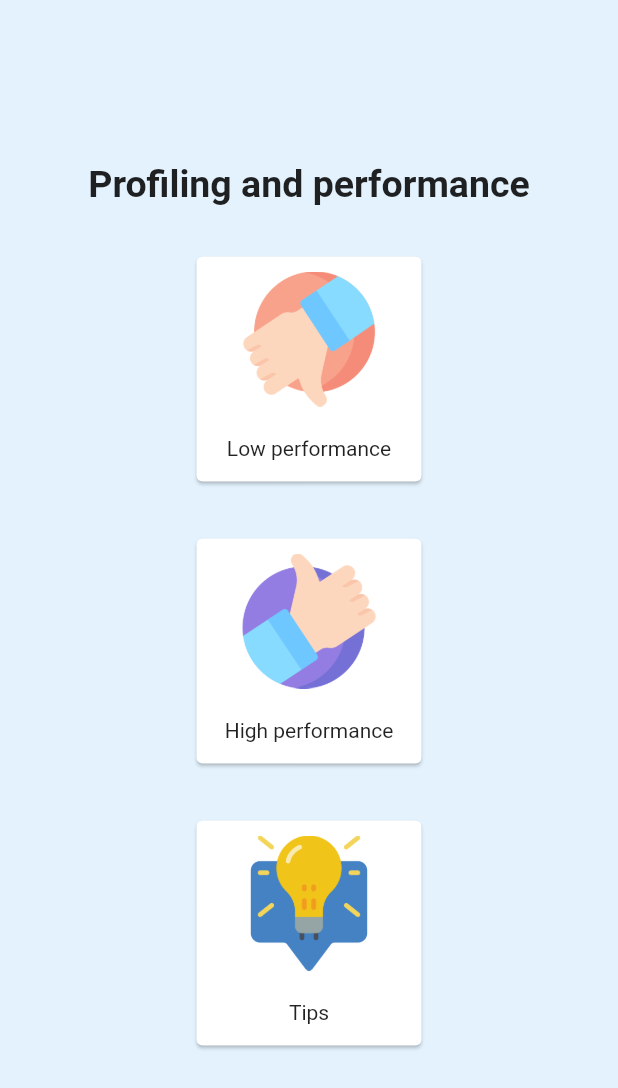
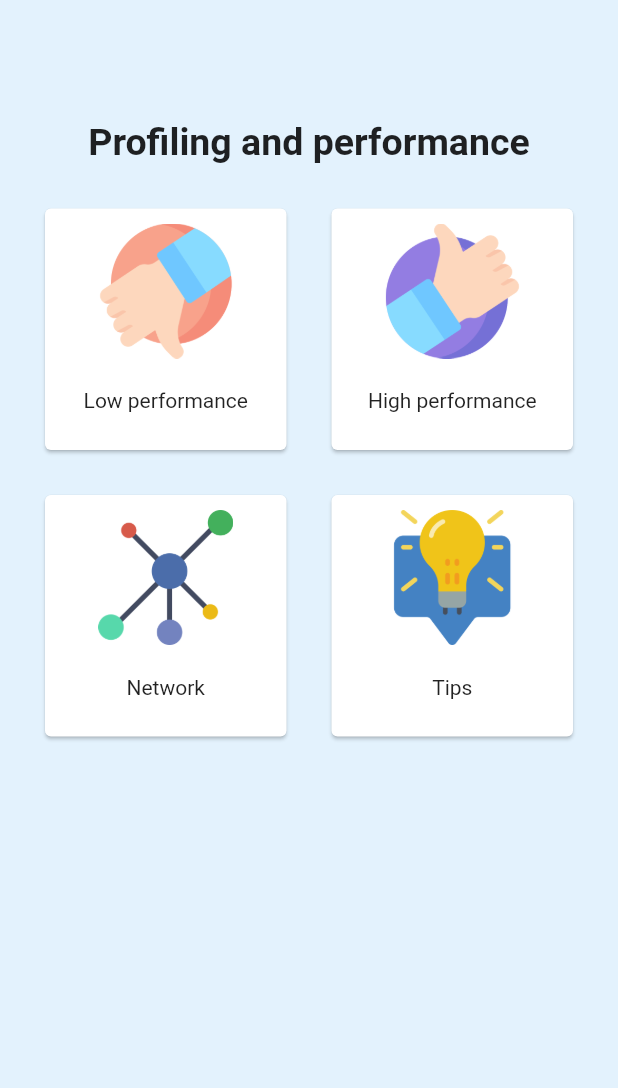
Before and after one commit to somosaleteo/example_profiling, a Flutter app: the screen it shows after launch, on a phone screen of 412 x 824 dp. Shown: the top 1088 px of the screen. Run offline on Flutter 3.47's test engine with Material 2 defaults, Android fonts, the light colour scheme and no system bars.

Commit message:
Se agrega opcion de network

```diff
--- a/lib/main.dart
+++ b/lib/main.dart
@@ -1,5 +1,6 @@
 import 'package:example_profiling/ui/pages/example/high_performance_page.dart';
 import 'package:example_profiling/ui/pages/example/low_performance_page.dart';
+import 'package:example_profiling/ui/pages/example/network_page.dart';
 import 'package:example_profiling/ui/pages/my_home_page.dart';
 import 'package:flutter/material.dart';
 
@@ -18,9 +19,10 @@ class MyApp extends StatelessWidget {
         primarySwatch: Colors.blue,
       ),
       routes: {
-        'home': (context) => const MyHomePage(),
+        'home': (context) =>  MyHomePage(),
         'lowPerformance': (context) => const LowePerformancePage(),
         'highPerformance': (context) => const HighPerformancePage(),
+        'network': (context) => const NetworkPage(),
       },
       initialRoute: 'home',
     );
--- /dev/null
+++ b/lib/ui/pages/example/network_page.dart
@@ -0,0 +1,22 @@
+import 'package:flutter/material.dart';
+
+class NetworkPage extends StatelessWidget {
+  const NetworkPage({super.key});
+
+  @override
+  Widget build(BuildContext context) {
+    return  Scaffold(
+      appBar: AppBar(
+        title: const Text('Network'),
+        automaticallyImplyLeading: true,
+      ),
+      // body: Container(),
+      body: Column(
+        children: [
+          Image.network('https://cdn.pixabay.com/photo/2023/04/24/03/16/camping-7947056_1280.jpg'),
+          Image.network('https://cdn.pixabay.com/photo/2023/05/01/13/12/tree-7963026_1280.jpg'),
+        ],
+      ),
+    );
+  }
+}
--- a/lib/ui/pages/my_home_page.dart
+++ b/lib/ui/pages/my_home_page.dart
@@ -3,43 +3,63 @@ import 'package:flutter/material.dart';
 import '../widgets/card_option_widget.dart';
 
 class MyHomePage extends StatelessWidget {
-  const MyHomePage({super.key});
-
+  MyHomePage({super.key});
+  final List<Map<String, String>> listOptions = [
+    {
+      'urlImage': 'assets/images/negativo.png',
+      'title': 'Low performance',
+      'pageName': 'lowPerformance',
+    },
+    {
+      'urlImage': 'assets/images/positivo.png',
+      'title': 'High performance',
+      'pageName': 'highPerformance',
+    },
+    {
+      'urlImage': 'assets/images/red.png',
+      'title': 'Network',
+      'pageName': 'network',
+    },
+    {
+      'urlImage': 'assets/images/tips.png',
+      'title': 'Tips',
+      'pageName': 'tips',
+    },
+  ];
   @override
   Widget build(BuildContext context) {
     return Scaffold(
       backgroundColor: Colors.blue[50],
-      body: Center(
-        child: Column(
-          mainAxisAlignment: MainAxisAlignment.center,
-          children: const [
-            Text(
+      body: Column(
+        mainAxisAlignment: MainAxisAlignment.center,
+        children: [
+          const Padding(
+            padding: EdgeInsets.only(top: 80),
+            child: Text(
               'Profiling and performance',
               style: TextStyle(
                 fontSize: 25,
                 fontWeight: FontWeight.bold,
               ),
             ),
-            SizedBox(
-              height: 15,
+          ),
+          Expanded(
+            child: GridView.builder(
+              padding: const EdgeInsets.all(15),
+              gridDelegate: const SliverGridDelegateWithFixedCrossAxisCount(
+                crossAxisCount: 2,
+              ),
+              itemCount: listOptions.length,
+              itemBuilder: (BuildContext context, int index) {
+                return CardOptionWidget(
+                  urlImage: listOptions[index]['urlImage'] ?? '',
+                  title: listOptions[index]['title'] ?? '',
+                  pageName: listOptions[index]['pageName'] ?? '',
+                );
+              },
             ),
-            CardOptionWidget(
-              urlImage: 'assets/images/negativo.png',
-              title: 'Low performance',
-              pageName: 'lowPerformance',
-            ),
-            CardOptionWidget(
-              urlImage: 'assets/images/positivo.png',
-              title: 'High performance',
-              pageName: 'highPerformance',
-            ),
-            CardOptionWidget(
-              urlImage: 'assets/images/tips.png',
-              title: 'Tips',
-              pageName: 'tips',
-            )
-          ],
-        ),
+          ),
+        ],
       ),
     );
   }
--- a/lib/ui/widgets/card_option_widget.dart
+++ b/lib/ui/widgets/card_option_widget.dart
@@ -12,14 +12,10 @@ class CardOptionWidget extends StatelessWidget {
   final String pageName;
   @override
   Widget build(BuildContext context) {
-    return Padding(
-      padding: const EdgeInsets.all(15.0),
-      child: InkWell(
+    return GestureDetector(
       onTap: () => Navigator.pushNamed(context, pageName),
       child: Card(
-          child: SizedBox(
-            width: 150,
-            height: 150,
+        margin: const EdgeInsets.all(15),
         child: Padding(
           padding: const EdgeInsets.all(10.0),
           child: Column(
@@ -36,8 +32,6 @@ class CardOptionWidget extends StatelessWidget {
           ),
         ),
       ),
-        ),
-      ),
     );
   }
 }
--- a/lib/ui/widgets/item_list_widget.dart
+++ b/lib/ui/widgets/item_list_widget.dart
@@ -8,10 +8,8 @@ class ItemListWidget extends StatelessWidget {
 
   @override
   Widget build(BuildContext context) {
-    return ColoredBox(
-      color: Color((math.Random().nextDouble() * 0xFFFFFF).toInt())
-          .withOpacity(1.0),
-      child: SizedBox(
+    return Container(
+      color: Colors.primaries[index % Colors.primaries.length],
       height: 60,
       child: Center(
         child: Text(
@@ -23,7 +21,6 @@ class ItemListWidget extends StatelessWidget {
           ),
         ),
       ),
-      ),
     );
   }
 }
--- a/pubspec.yaml
+++ b/pubspec.yaml
@@ -61,6 +61,7 @@ flutter:
   # To add assets to your application, add an assets section, like this:
   assets:
     - assets/images/
+    - assets/videos/
   #   - images/a_dot_ham.jpeg
 
   # An image asset can refer to one or more resolution-specific "variants", see
```
Also changed, not shown: assets/images/red.png (added). Lines whose indentation alone changed are shown as unchanged.
